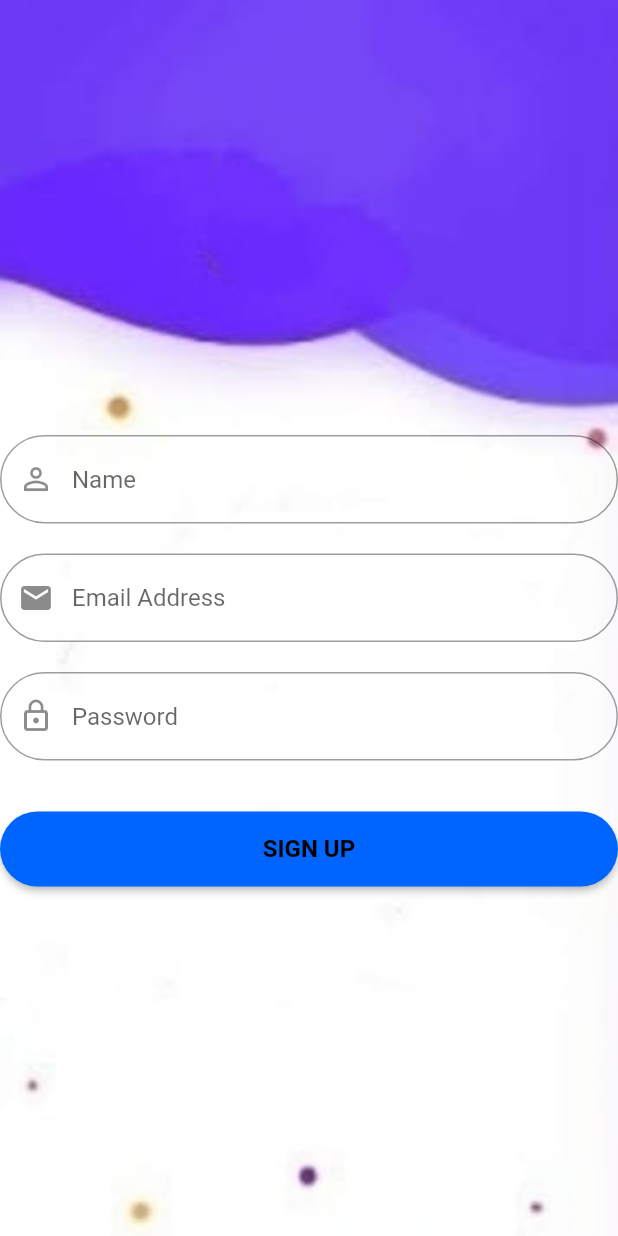
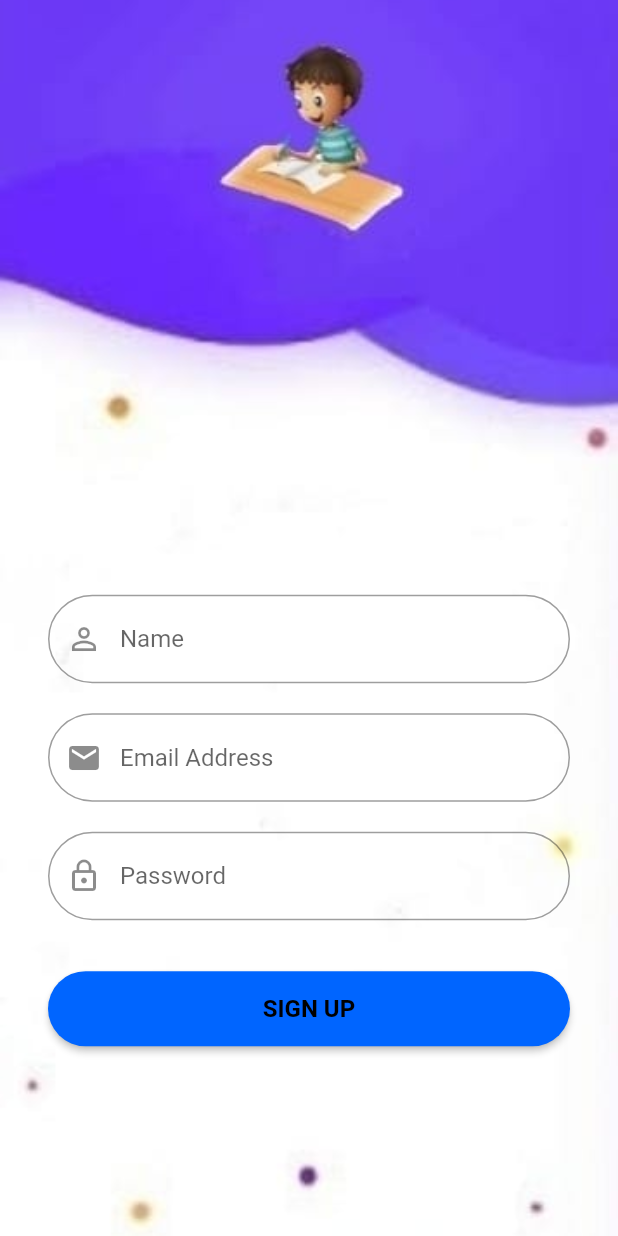
Before and after one commit to JoshwinDev/notes, a Flutter app: the screen it shows after launch, after a tap on "Sign Up", on a phone screen of 412 x 824 dp. Run offline on Flutter 3.47's test engine with Material 2 defaults, Android fonts, the phone set to English and light mode, and no system bars; our stand-ins replace bloc, cloud_firestore, equatable, firebase_auth, firebase_core, flutter_bloc and 2 more; accounts and stored records are empty; network calls fail.

Commit message:
New note

```diff
--- a/lib/pages/login_page.dart
+++ b/lib/pages/login_page.dart
@@ -27,10 +27,13 @@ class _LoginPageState extends State<LoginPage> {
               fit: BoxFit.cover)),
       child: Scaffold(
         backgroundColor: Colors.transparent,
-        body: Column(
+        body: Center(
+          child: SingleChildScrollView(reverse: true,
+            child: Padding(padding: EdgeInsets.all(32.0),
+              child: Column(
                 children: [
                   SizedBox(
-                  height: 290
+                    height: 290,
                   ),
                   TextFormField(
                     controller: _emailController,
@@ -41,12 +44,11 @@ class _LoginPageState extends State<LoginPage> {
                       prefixIcon: Icon(Icons.email),
                       labelText: "Email Address",
                       border: OutlineInputBorder(
-                      borderRadius:  BorderRadius.circular(30.0),
+                        borderRadius: BorderRadius.circular(30.0),
                         borderSide: const BorderSide(width: 0),
                       ),
                     ),
                   ),
-
                   SizedBox(
                     height: 15,
                   ),
@@ -58,7 +60,7 @@ class _LoginPageState extends State<LoginPage> {
                       prefixIcon: Icon(Icons.lock_outline),
                       labelText: "Password",
                       border: OutlineInputBorder(
-                      borderRadius:  BorderRadius.circular(30.0),
+                        borderRadius: BorderRadius.circular(30.0),
                         borderSide: const BorderSide(width: 0),
                       ),
                     ),
@@ -82,8 +84,11 @@ class _LoginPageState extends State<LoginPage> {
                 ],
               ),
             ),
-
-    );}
+          ),
+        ),
+      ),
+    );
+  }
 
   Row signUpButton() {
     return Row(mainAxisAlignment: MainAxisAlignment.center, children: [
--- a/lib/pages/signup_page.dart
+++ b/lib/pages/signup_page.dart
@@ -25,7 +25,10 @@ class _SignUpPageState extends State<SignUpPage> {
                 fit: BoxFit.cover)),
         child: Scaffold(
             backgroundColor: Colors.transparent,
-            body: Column(
+            body: Center(
+    child: SingleChildScrollView(reverse: true,
+              child: Padding(padding: EdgeInsets.all(32.0),
+                child: Column(
                     children: [
                       SizedBox(
                           height: 290
@@ -80,6 +83,8 @@ class _SignUpPageState extends State<SignUpPage> {
                         Navigator.push(
                             context, MaterialPageRoute(builder: (_) => HomePage()));
                       })
-                ])));
+                    ]),
+              ),
+            ))));
   }
 }
```
Also changed, not shown: assets/images/welcome 2.jpeg. Lines whose indentation alone changed are shown as unchanged.
